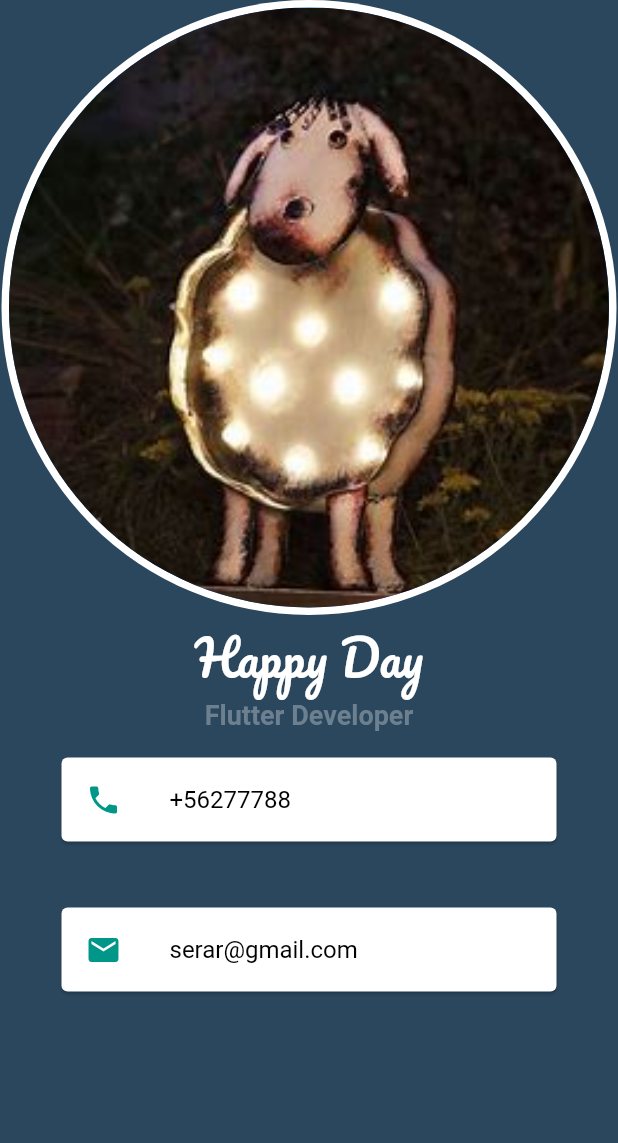
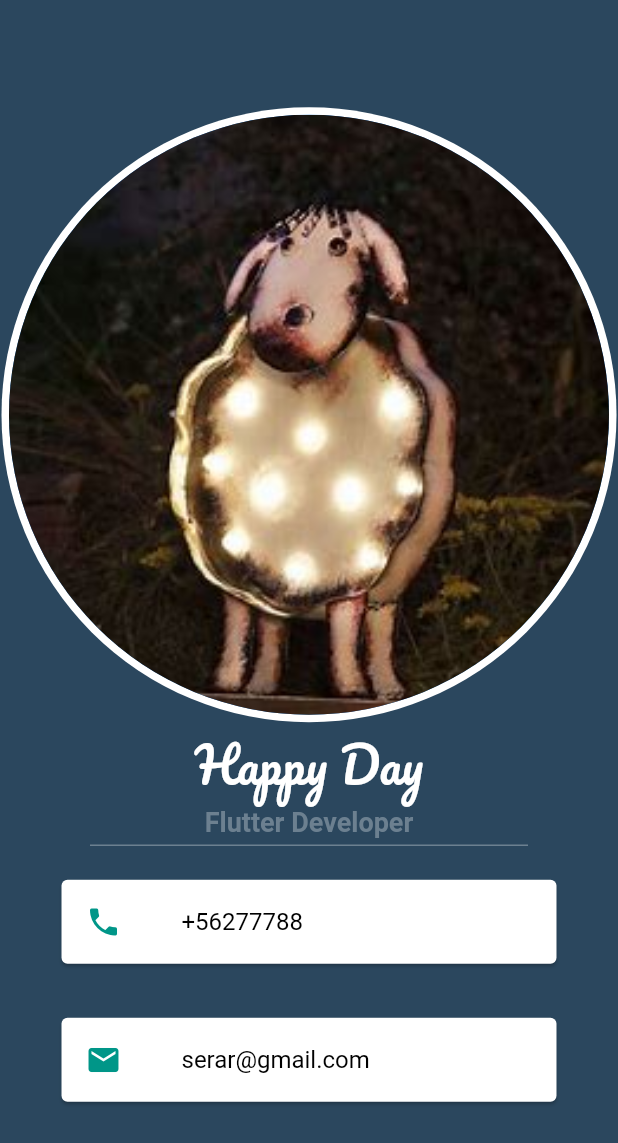
Before and after one commit to kenan7Th/businesscard, a Flutter app: the screen it shows after launch, on a phone screen of 412 x 824 dp. Shown: the top 1143 px of the screen. Run offline on Flutter 3.47's test engine with Material 2 defaults, Android fonts, the light colour scheme and no system bars.

Commit message:
commiter3

```diff
--- a/lib/main.dart
+++ b/lib/main.dart
@@ -12,7 +12,7 @@ class BusinessCardApp extends StatelessWidget {
     return const MaterialApp(
       home: Scaffold(
         backgroundColor: Color(0xFF2B475E),
-        body: Column(children: [
+        body: Column(mainAxisAlignment: MainAxisAlignment.center, children: [
           CircleAvatar(
             radius: 205.0,
             backgroundColor: Colors.white,
@@ -34,6 +34,13 @@ class BusinessCardApp extends StatelessWidget {
               fontWeight: FontWeight.bold,
             ),
           ),
+          Divider(
+            color: Color(0xFF6C8090),
+            thickness: 1,
+            indent: 60,
+            endIndent: 60,
+            height: 10,
+          ),
           Padding(
             padding: EdgeInsets.symmetric(horizontal: 16, vertical: 8),
             child: Card(
@@ -43,7 +50,9 @@ class BusinessCardApp extends StatelessWidget {
                   Icons.phone,
                   color: Colors.teal,
                 ),
-                title: Text(
+                title: Padding(
+                  padding: EdgeInsets.only(left: 8.0),
+                  child: Text(
                     '+56277788',
                     style: TextStyle(
                       color: Colors.black,
@@ -52,8 +61,9 @@ class BusinessCardApp extends StatelessWidget {
                 ),
               ),
             ),
+          ),
           Padding(
-            padding: EdgeInsets.all(16.0),
+            padding: EdgeInsets.symmetric(horizontal: 16, vertical: 8),
             child: Card(
               margin: EdgeInsets.symmetric(vertical: 10.0, horizontal: 25.0),
               child: ListTile(
@@ -61,10 +71,13 @@ class BusinessCardApp extends StatelessWidget {
                   Icons.email,
                   color: Colors.teal,
                 ),
-                title: Text(
+                title: Padding(
+                  padding: EdgeInsets.only(left: 8.0),
+                  child: Text(
                     'serar@gmail.com',
                     style: TextStyle(
                       color: Colors.black,
+                    ),
                   ),
                 ),
               ),
```
Lines whose indentation alone changed are shown as unchanged.
